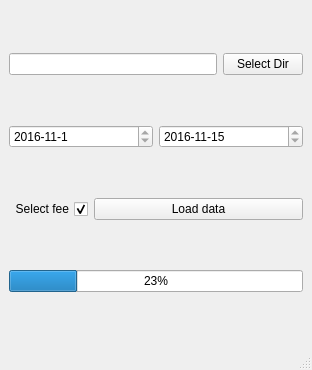
This is TaxiAnalyser/mainwindow.ui in Dazz993/CS241-Final-Project as Qt 5 draws it before an edit. The edited form follows.
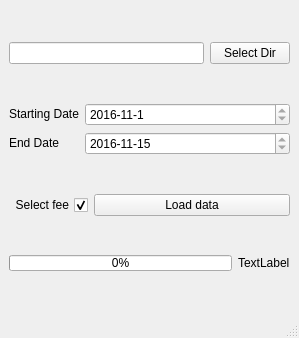
This is the edited form.

```diff
--- a/TaxiAnalyser/mainwindow.ui
+++ b/TaxiAnalyser/mainwindow.ui
@@ -6,8 +6,8 @@
    <rect>
     <x>0</x>
     <y>0</y>
-    <width>312</width>
-    <height>370</height>
+    <width>299</width>
+    <height>338</height>
    </rect>
   </property>
   <property name="windowTitle">
@@ -39,8 +39,21 @@
      </layout>
     </item>
     <item>
-     <layout class="QHBoxLayout" name="horizontalLayout_2">
-      <item>
+     <layout class="QGridLayout" name="gridLayout">
+      <item row="0" column="0">
+       <widget class="QLabel" name="label">
+        <property name="sizePolicy">
+         <sizepolicy hsizetype="Fixed" vsizetype="Fixed">
+          <horstretch>0</horstretch>
+          <verstretch>0</verstretch>
+         </sizepolicy>
+        </property>
+        <property name="text">
+         <string>Starting Date</string>
+        </property>
+       </widget>
+      </item>
+      <item row="0" column="1">
        <widget class="QDateEdit" name="dateEdit_begin">
         <property name="minimumDateTime">
          <datetime>
@@ -71,7 +84,20 @@
         </property>
        </widget>
       </item>
-      <item>
+      <item row="1" column="0">
+       <widget class="QLabel" name="label_end_time">
+        <property name="sizePolicy">
+         <sizepolicy hsizetype="Fixed" vsizetype="Fixed">
+          <horstretch>0</horstretch>
+          <verstretch>0</verstretch>
+         </sizepolicy>
+        </property>
+        <property name="text">
+         <string>End Date</string>
+        </property>
+       </widget>
+      </item>
+      <item row="1" column="1">
        <widget class="QDateEdit" name="dateEdit_end">
         <property name="maximumDate">
          <date>
@@ -132,14 +158,37 @@
      </layout>
     </item>
     <item>
-     <widget class="QProgressBar" name="progressBar">
-      <property name="minimum">
-       <number>1</number>
-      </property>
-      <property name="value">
-       <number>24</number>
-      </property>
-     </widget>
+     <layout class="QHBoxLayout" name="horizontalLayout_4">
+      <item>
+       <widget class="QProgressBar" name="progressBar">
+        <property name="sizePolicy">
+         <sizepolicy hsizetype="Expanding" vsizetype="Preferred">
+          <horstretch>0</horstretch>
+          <verstretch>0</verstretch>
+         </sizepolicy>
+        </property>
+        <property name="minimum">
+         <number>0</number>
+        </property>
+        <property name="value">
+         <number>0</number>
+        </property>
+       </widget>
+      </item>
+      <item>
+       <widget class="QLabel" name="label_1">
+        <property name="sizePolicy">
+         <sizepolicy hsizetype="Fixed" vsizetype="Fixed">
+          <horstretch>0</horstretch>
+          <verstretch>0</verstretch>
+         </sizepolicy>
+        </property>
+        <property name="text">
+         <string>TextLabel</string>
+        </property>
+       </widget>
+      </item>
+     </layout>
     </item>
    </layout>
   </widget>
```
Left out of the diff: 2 changed lines with no effect on the pictures.
